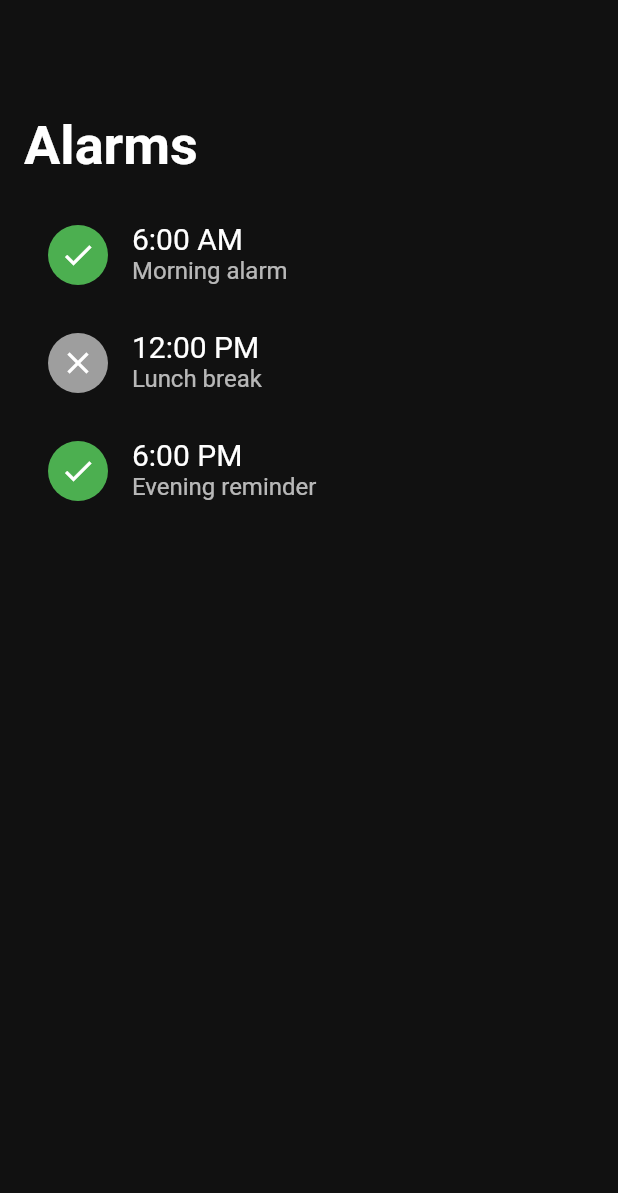
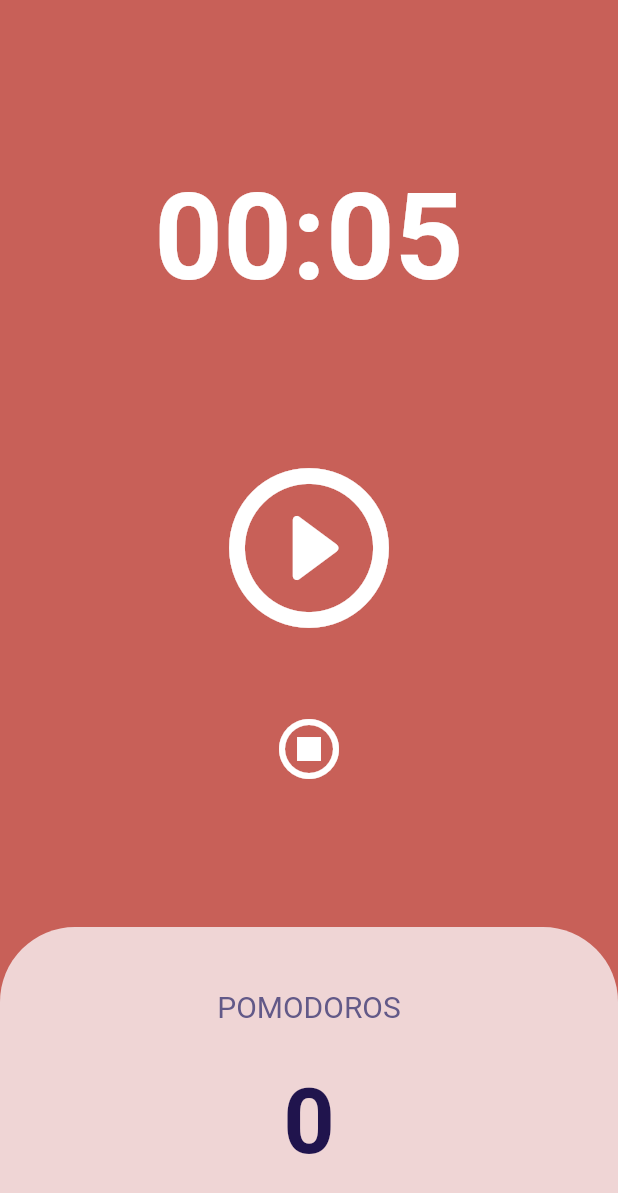
Before and after one commit to s-saens/nomad_flutter_toonflix, a Flutter app: the screen it shows after launch, on a phone screen of 412 x 824 dp. Shown: the top 1193 px of the screen. Run offline on Flutter 3.47's test engine with Material 2 defaults, Android fonts, the phone set to English and light mode, and no system bars.

Commit message:
pomodoros

```diff
--- a/lib/pages/home.dart
+++ b/lib/pages/home.dart
@@ -1,88 +1,150 @@
 import 'package:flutter/material.dart';
+import 'dart:async';
 
 class HomePage extends StatelessWidget {
   const HomePage({super.key});
 
   @override
   Widget build(BuildContext context) {
-    return const AlarmList();
+    return _Home();
   }
 }
 
-class AlarmList extends StatefulWidget {
-  const AlarmList({super.key});
-
+class _Home extends StatefulWidget {
   @override
-  State<AlarmList> createState() => _AlarmListState();
+  State<StatefulWidget> createState() => _HomeState();
 }
 
-class Alarm {
-  final String time;
-  final String label;
-  final bool isActive;
+class _HomeState extends State<_Home> {
+  static const int initialTime = 10;
+  int pom = 0;
+  int time = 5;
+  bool isRunning = false;
+  late Timer timer;
 
-  Alarm({required this.time, required this.label, required this.isActive});
-}
+  void reset({bool addPom = true}) {
+    if (addPom) pom++;
+    time = initialTime;
+    pause();
+  }
 
-class _AlarmListState extends State<AlarmList> {
-  final List<Alarm> alarms = [
-    Alarm(time: '6:00 AM', label: 'Morning alarm', isActive: true),
-    Alarm(time: '12:00 PM', label: 'Lunch break', isActive: false),
-    Alarm(time: '6:00 PM', label: 'Evening reminder', isActive: true),
-  ];
+  void onTick(Timer t) {
+    setState(() {
+      time--;
+      if (time <= 0) reset();
+    });
+  }
 
-  @override
-  void initState() {
-    super.initState();
-    print('initState()');
+  void start() {
+    if (isRunning) return;
+
+    setState(() {
+      isRunning = true;
+    });
+
+    timer = Timer.periodic(const Duration(seconds: 1), onTick);
+  }
+
+  void pause() {
+    if (!isRunning) return;
+
+    timer.cancel();
+
+    setState(() {
+      isRunning = false;
+    });
+  }
+
+  String secToTime(int time) {
+    int min = time ~/ 60;
+    int sec = time % 60;
+    String minStr = min.toString().padLeft(2, '0');
+    String secStr = sec.toString().padLeft(2, '0');
+    return '$minStr:$secStr';
   }
 
   @override
   Widget build(BuildContext context) {
     return Scaffold(
-      backgroundColor: const Color(0xFF111111),
-      body: Padding(
-        padding: const EdgeInsets.all(16.0),
-        child: Column(
-          crossAxisAlignment: CrossAxisAlignment.start,
-          children: [
-            const SizedBox(height: 60),
-            const Text(
-              'Alarms',
-              style: TextStyle(
-                fontSize: 36,
-                fontWeight: FontWeight.bold,
+      backgroundColor: const Color.fromARGB(255, 200, 96, 88),
+      body: Column(
+        children: [
+          Flexible(
+            flex: 2,
+            child: Column(
+              mainAxisAlignment: MainAxisAlignment.end,
+              children: [
+                Center(
+                  child: Text(
+                    secToTime(time),
+                    style: const TextStyle(
+                      fontSize: 80,
+                      fontWeight: FontWeight.bold,
+                      color: Colors.white,
+                    ),
+                  ),
+                ),
+              ],
+            ),
+          ),
+          Flexible(
+            flex: 4,
+            child: Center(
+              child: Column(
+                mainAxisAlignment: MainAxisAlignment.center,
+                children: [
+                  IconButton(
+                    color: Colors.white,
+                    icon: Icon(isRunning
+                        ? Icons.pause_circle_outline_rounded
+                        : Icons.play_circle_outline_rounded),
+                    onPressed: isRunning ? pause : start,
+                    iconSize: 128,
+                  ),
+                  const SizedBox(height: 30),
+                  IconButton(
+                    color: Colors.white,
+                    icon: const Icon(Icons.stop_circle_outlined),
+                    onPressed: () => reset(addPom: false),
+                    iconSize: 48,
+                  ),
+                ],
               ),
             ),
-            const SizedBox(height: 16),
-            Expanded(
-              child: ListView.builder(
-                itemCount: alarms.length,
-                itemBuilder: (context, index) {
-                  final alarm = alarms[index];
-                  return ListTile(
-                    leading: CircleAvatar(
-                      backgroundColor:
-                          alarm.isActive ? Colors.green : Colors.grey,
-                      child: Icon(
-                        alarm.isActive ? Icons.check : Icons.close,
-                        color: Colors.white,
-                      ),
+          ),
+          Flexible(
+            flex: 2,
+            child: Container(
+              decoration: const BoxDecoration(
+                  borderRadius: BorderRadius.vertical(
+                    top: Radius.circular(50),
+                  ),
+                  color: Color(0xFFEFD5D5)),
+              alignment: AlignmentDirectional.center,
+              child: Column(
+                mainAxisAlignment: MainAxisAlignment.center,
+                children: [
+                  const Text(
+                    'POMODOROS',
+                    style: TextStyle(
+                      color: Color.fromARGB(255, 98, 89, 136),
+                      fontSize: 20,
                     ),
-                    title: Text(
-                      alarm.time,
-                      style: const TextStyle(fontSize: 20),
+                  ),
+                  const SizedBox(height: 30),
+                  Text(
+                    '$pom',
+                    style: const TextStyle(
+                      color: Color.fromARGB(255, 32, 20, 77),
+                      fontSize: 60,
+                      fontWeight: FontWeight.bold,
                     ),
-                    subtitle: Text(
-                      alarm.label,
-                      style: const TextStyle(fontSize: 16),
-                    ),
-                  );
-                },
+                  ),
+                ],
               ),
             ),
-          ],
-        ),
+          ),
+        ],
       ),
     );
   }
```
